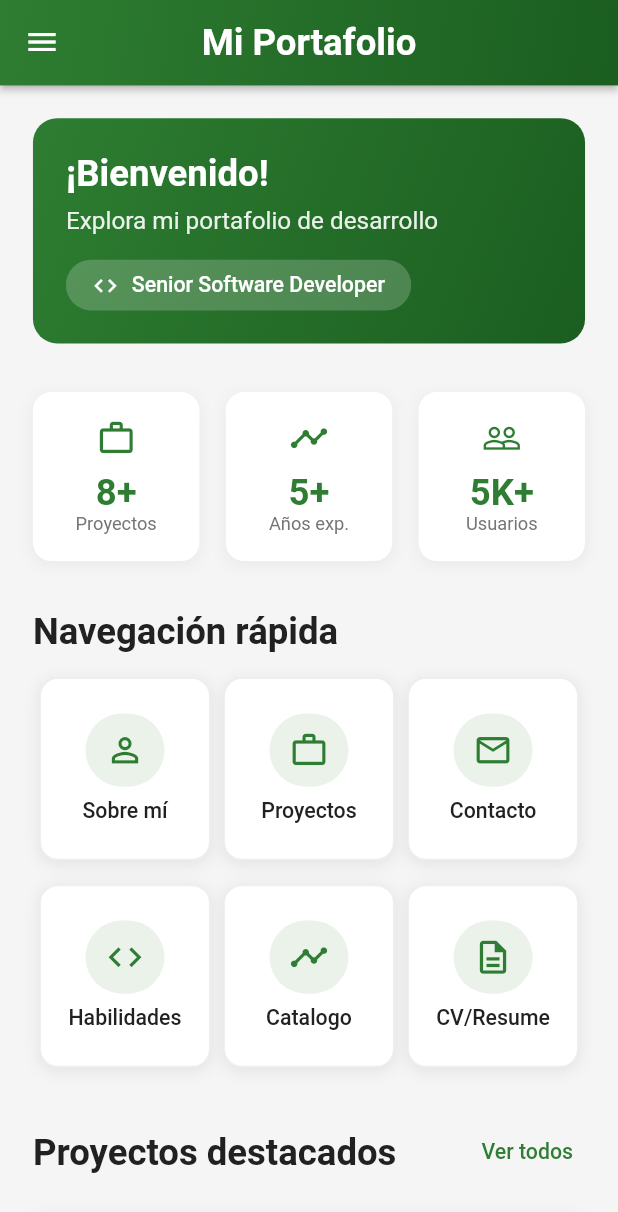
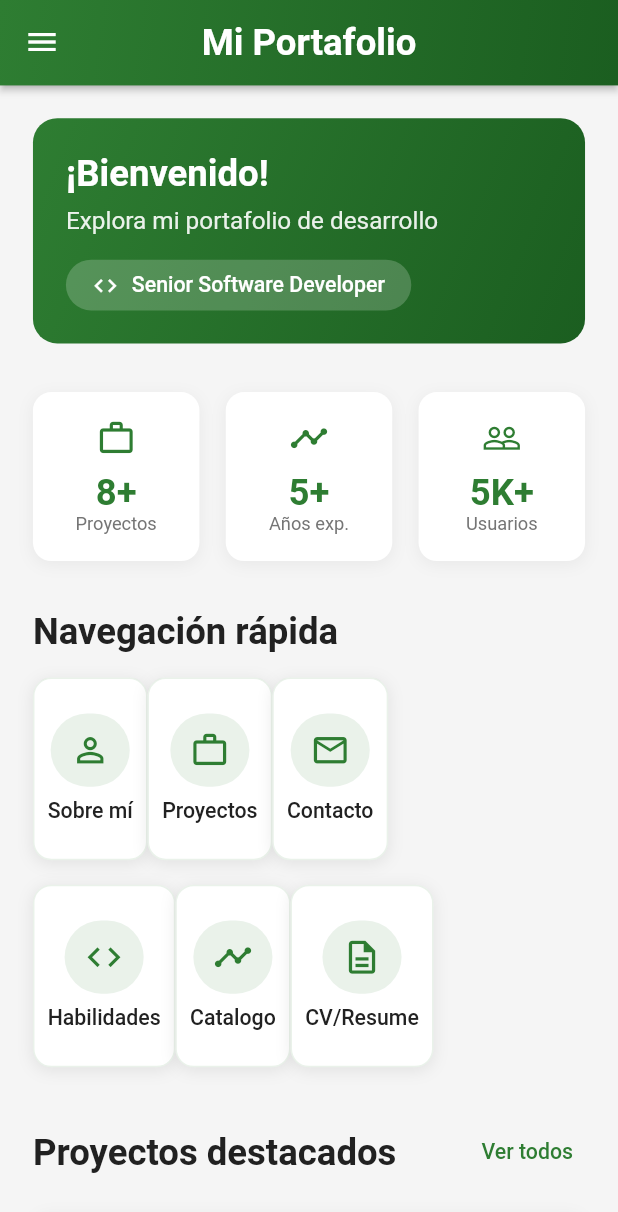
Before and after one commit to Wiirriis/flutter-portfolio, a Flutter app: the screen it shows after launch, on a phone screen of 412 x 824 dp. Shown: the top 1212 px of the screen. Run offline on Flutter 3.47's test engine with Material 3 defaults, Android fonts, the light colour scheme and no system bars; our stand-ins replace flutter_screenutil; missing offline and left inert: flutter_pdfview.

Commit message:
Fix web 4

```diff
--- a/lib/widgets/action_button_card.dart
+++ b/lib/widgets/action_button_card.dart
@@ -4,7 +4,8 @@
 import '../core/theme/colors.dart';
 import '../core/theme/text_styles.dart';
 
-class ActionButtonCard extends StatelessWidget {
+// Web-specific card without ScreenUtil
+class _WebActionButtonCard extends StatelessWidget {
   final String title;
   final IconData icon;
   final VoidCallback? onTap;
@@ -12,30 +13,21 @@
   final Color? backgroundColor;
   final Color? iconColor;
 
-  const ActionButtonCard({
-    Key? key,
+  const _WebActionButtonCard({
     required this.title,
     required this.icon,
     this.onTap,
     this.enabled = true,
     this.backgroundColor,
     this.iconColor,
-  }) : super(key: key);
+  });
 
   @override
   Widget build(BuildContext context) {
     return Expanded(
       child: Container(
-        margin: EdgeInsets.symmetric(horizontal: 4.w),
-        child: kIsWeb
-            ? _buildWebCard()
-            : _buildMobileCard(),
-      ),
-    );
-  }
-
-  Widget _buildWebCard() {
-    return Material(
+        margin: const EdgeInsets.symmetric(horizontal: 4),
+        child: Material(
           color: Colors.transparent,
           child: InkWell(
             onTap: enabled ? onTap : null,
@@ -100,7 +92,45 @@
               ),
             ),
           ),
+        ),
+      ),
     );
+  }
+}
+
+class ActionButtonCard extends StatelessWidget {
+  final String title;
+  final IconData icon;
+  final VoidCallback? onTap;
+  final bool enabled;
+  final Color? backgroundColor;
+  final Color? iconColor;
+
+  const ActionButtonCard({
+    Key? key,
+    required this.title,
+    required this.icon,
+    this.onTap,
+    this.enabled = true,
+    this.backgroundColor,
+    this.iconColor,
+  }) : super(key: key);
+
+  @override
+  Widget build(BuildContext context) {
+    // Use completely separate widget for web to avoid any ScreenUtil issues
+    if (kIsWeb) {
+      return _WebActionButtonCard(
+        title: title,
+        icon: icon,
+        onTap: onTap,
+        enabled: enabled,
+        backgroundColor: backgroundColor,
+        iconColor: iconColor,
+      );
+    }
+
+    return _buildMobileCard();
   }
 
   Widget _buildMobileCard() {
```
Lines whose indentation alone changed are shown as unchanged.
